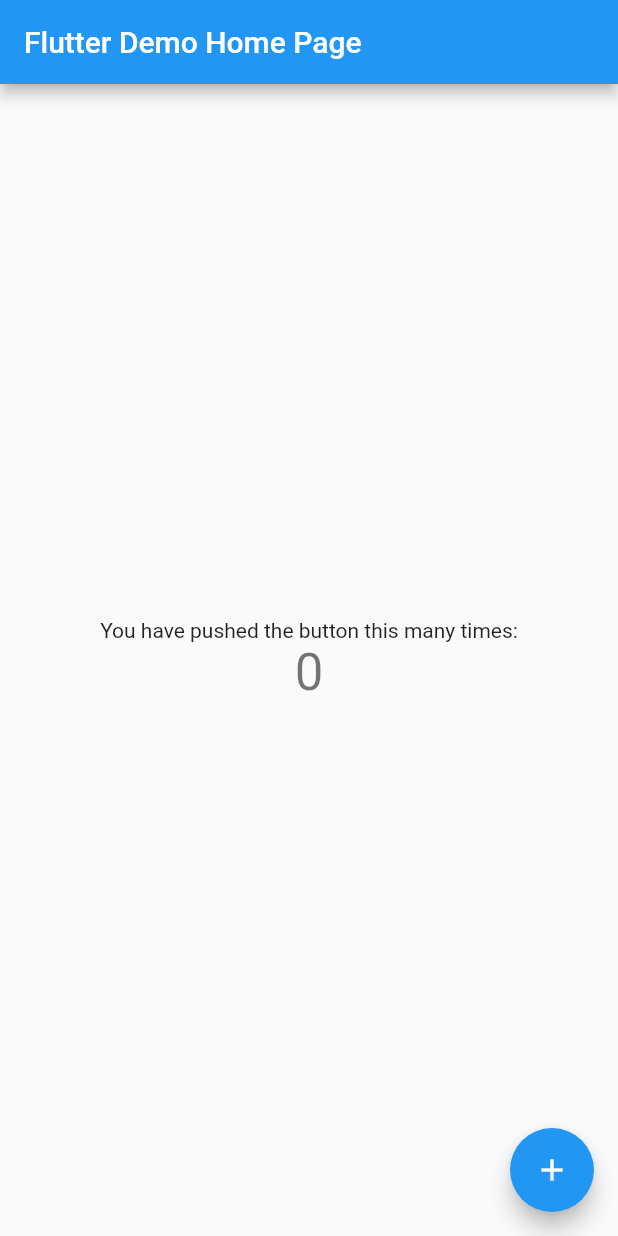
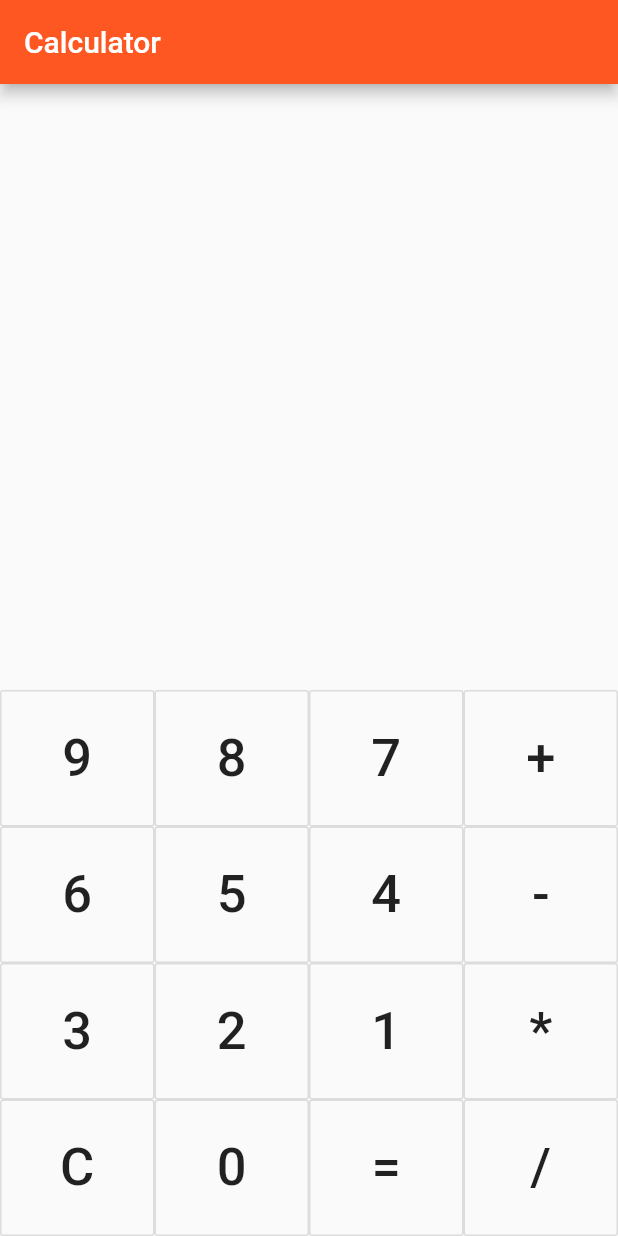
Before and after one commit to abrahamspaa/app_calculator, a Flutter app: the screen it shows after launch, on a phone screen of 412 x 824 dp. Run offline on Flutter 3.47's test engine with Material 2 defaults, Android fonts, the phone set to English and light mode, and no system bars.

Commit message:
Working calculator

```diff
--- a/lib/main.dart
+++ b/lib/main.dart
@@ -5,109 +5,121 @@ void main() {
 }
 
 class MyApp extends StatelessWidget {
-  // This widget is the root of your application.
   @override
   Widget build(BuildContext context) {
     return MaterialApp(
-      title: 'Flutter Demo',
-      theme: ThemeData(
-        // This is the theme of your application.
-        //
-        // Try running your application with "flutter run". You'll see the
-        // application has a blue toolbar. Then, without quitting the app, try
-        // changing the primarySwatch below to Colors.green and then invoke
-        // "hot reload" (press "r" in the console where you ran "flutter run",
-        // or simply save your changes to "hot reload" in a Flutter IDE).
-        // Notice that the counter didn't reset back to zero; the application
-        // is not restarted.
-        primarySwatch: Colors.blue,
-      ),
-      home: MyHomePage(title: 'Flutter Demo Home Page'),
+      theme: ThemeData(primarySwatch: Colors.deepOrange),
+      home: HomePage(),
+      debugShowCheckedModeBanner: false,
     );
   }
 }
 
-class MyHomePage extends StatefulWidget {
-  MyHomePage({Key key, this.title}) : super(key: key);
-
-  // This widget is the home page of your application. It is stateful, meaning
-  // that it has a State object (defined below) that contains fields that affect
-  // how it looks.
-
-  // This class is the configuration for the state. It holds the values (in this
-  // case the title) provided by the parent (in this case the App widget) and
-  // used by the build method of the State. Fields in a Widget subclass are
-  // always marked "final".
-
-  final String title;
-
+class HomePage extends StatefulWidget {
   @override
-  _MyHomePageState createState() => _MyHomePageState();
+  _HomePageState createState() => _HomePageState();
 }
 
-class _MyHomePageState extends State<MyHomePage> {
-  int _counter = 0;
-
-  void _incrementCounter() {
-    setState(() {
-      // This call to setState tells the Flutter framework that something has
-      // changed in this State, which causes it to rerun the build method below
-      // so that the display can reflect the updated values. If we changed
-      // _counter without calling setState(), then the build method would not be
-      // called again, and so nothing would appear to happen.
-      _counter++;
-    });
-  }
-
+class _HomePageState extends State<HomePage> {
   @override
   Widget build(BuildContext context) {
-    // This method is rerun every time setState is called, for instance as done
-    // by the _incrementCounter method above.
-    //
-    // The Flutter framework has been optimized to make rerunning build methods
-    // fast, so that you can just rebuild anything that needs updating rather
-    // than having to individually change instances of widgets.
     return Scaffold(
-      appBar: AppBar(
-        // Here we take the value from the MyHomePage object that was created by
-        // the App.build method, and use it to set our appbar title.
-        title: Text(widget.title),
-      ),
-      body: Center(
-        // Center is a layout widget. It takes a single child and positions it
-        // in the middle of the parent.
+      appBar: AppBar(title: Text('Calculator')),
+      body: Container(
         child: Column(
-          // Column is also a layout widget. It takes a list of children and
-          // arranges them vertically. By default, it sizes itself to fit its
-          // children horizontally, and tries to be as tall as its parent.
-          //
-          // Invoke "debug painting" (press "p" in the console, choose the
-          // "Toggle Debug Paint" action from the Flutter Inspector in Android
-          // Studio, or the "Toggle Debug Paint" command in Visual Studio Code)
-          // to see the wireframe for each widget.
-          //
-          // Column has various properties to control how it sizes itself and
-          // how it positions its children. Here we use mainAxisAlignment to
-          // center the children vertically; the main axis here is the vertical
-          // axis because Columns are vertical (the cross axis would be
-          // horizontal).
-          mainAxisAlignment: MainAxisAlignment.center,
           children: <Widget>[
-            Text(
-              'You have pushed the button this many times:',
-            ),
-            Text(
-              '$_counter',
-              style: Theme.of(context).textTheme.headline4,
-            ),
+            Expanded(
+                child: Container(
+              padding: EdgeInsets.all(10.0),
+              alignment: Alignment.bottomRight,
+              child: Text(
+                output,
+                style: TextStyle(fontSize: 70.0, fontWeight: FontWeight.w700),
+              ),
+            )),
+            Row(children: <Widget>[
+              keyOutlineButton("9"),
+              keyOutlineButton("8"),
+              keyOutlineButton("7"),
+              keyOutlineButton("+"),
+            ]),
+            Row(children: <Widget>[
+              keyOutlineButton("6"),
+              keyOutlineButton("5"),
+              keyOutlineButton("4"),
+              keyOutlineButton("-"),
+            ]),
+            Row(children: <Widget>[
+              keyOutlineButton("3"),
+              keyOutlineButton("2"),
+              keyOutlineButton("1"),
+              keyOutlineButton("*"),
+            ]),
+            Row(children: <Widget>[
+              keyOutlineButton("C"),
+              keyOutlineButton("0"),
+              keyOutlineButton("="),
+              keyOutlineButton("/"),
+            ])
           ],
         ),
       ),
-      floatingActionButton: FloatingActionButton(
-        onPressed: _incrementCounter,
-        tooltip: 'Increment',
-        child: Icon(Icons.add),
-      ), // This trailing comma makes auto-formatting nicer for build methods.
     );
   }
+
+  Widget keyOutlineButton(String text) {
+    return Expanded(
+      child: OutlineButton(
+        padding: EdgeInsets.all(25.0),
+        onPressed: () => onKeyPress(text),
+        child: Text(
+          "$text",
+          style: TextStyle(
+            fontSize: 35.0,
+            fontWeight: FontWeight.w500
+          ),
+        )
+      )
+    );
+  }
+
+  String calculation, sign, output = "";
+  int first, second;
+  void onKeyPress(String keyName) {
+    if (keyName == "C") {
+      calculation = "";
+      output = "";
+      first = 0;
+      second = 0;
+      sign = "";
+    } else if (keyName == "+" || keyName == "*" || keyName == "-" || keyName == "/") {
+      first = int.parse(output);
+      calculation = "";
+      sign = keyName;
+    } else if (keyName == "=") {
+      second = int.parse(output);
+
+      if (sign == "+") {
+        calculation = (first + second).toString();
+      }
+
+      if (sign == "-") {
+        calculation = (first - second).toString();
+      }
+
+      if (sign == "*") {
+        calculation = (first * second).toString();
+      }
+
+      if (sign == "/") {
+        calculation = (first / second).toString();
+      }
+
+    } else {
+      calculation = int.parse(output + keyName).toString();
+    }
+    setState(() {
+      output = calculation;
+    });
+  }
 }
```
